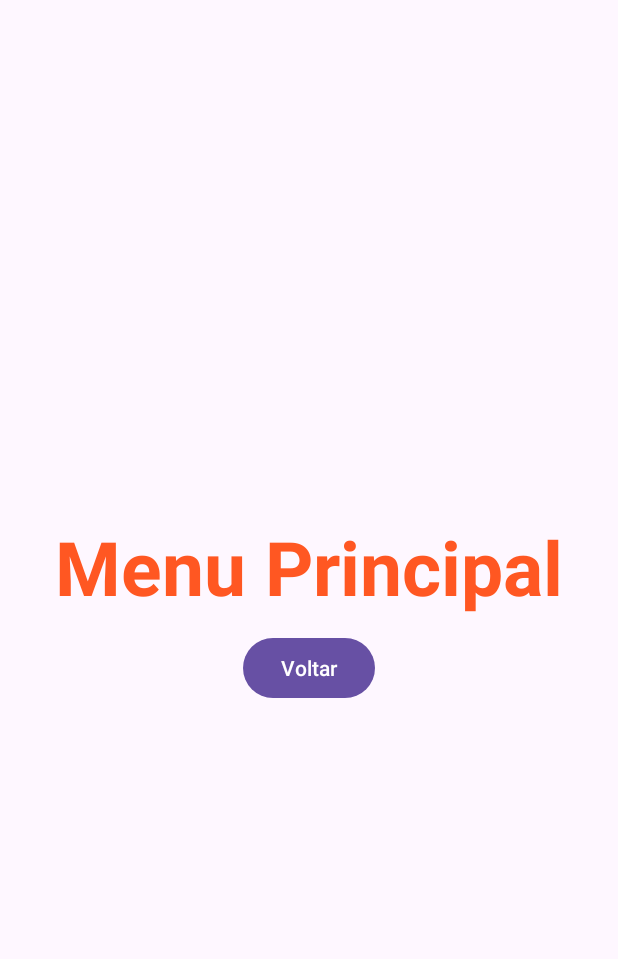
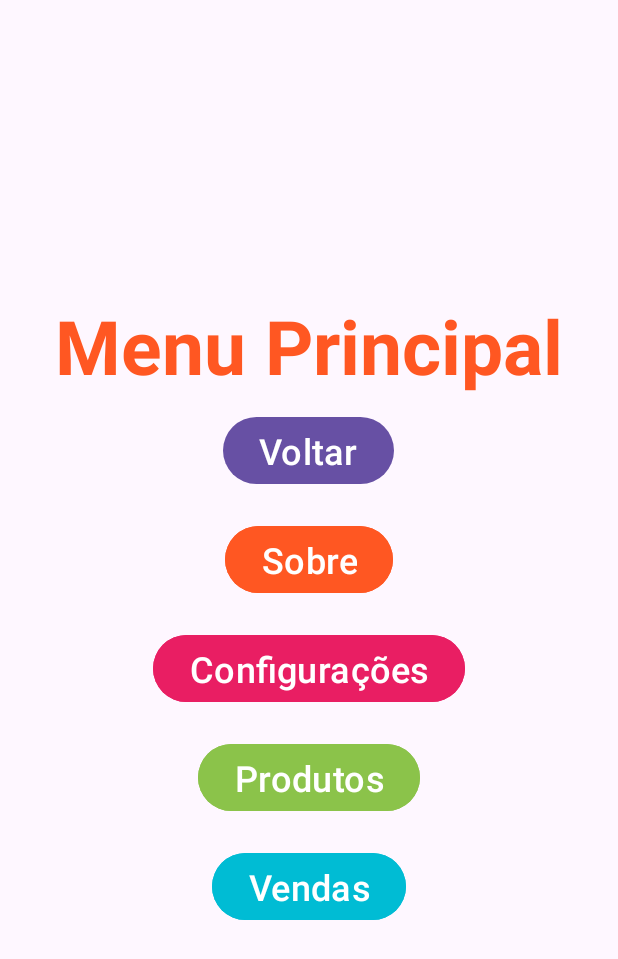
Before and after one commit to lndsilva/AppRotas, an Android app: the MenuPrincipalActivity screen opened directly, with no data from a screen before it, on a phone screen of 412 x 824 dp. Shown: the top 959 px of the screen. Run offline under Robolectric (Android 15) with nearby library versions, the phone set to English and light mode, and no system bars; 1 statement that could not run was skipped.

Commit message:
iteração entre janelas

```diff
--- a/app/src/main/res/layout/menu_principal_layout.xml
+++ b/app/src/main/res/layout/menu_principal_layout.xml
@@ -24,6 +24,47 @@
         android:layout_height="wrap_content"
         android:layout_gravity="center_horizontal"
         android:layout_margin="10dp"
-        android:text="Voltar" />
+        android:text="Voltar"
+        android:textSize="24sp" />
+
+    <Button
+        android:id="@+id/btnSobre"
+        android:layout_width="wrap_content"
+        android:layout_height="wrap_content"
+        android:layout_gravity="center_horizontal"
+        android:layout_margin="10dp"
+        android:backgroundTint="#FF5722"
+        android:text="Sobre"
+        android:textSize="24sp" />
+
+    <Button
+        android:id="@+id/btnConfiguracoes"
+        android:layout_width="wrap_content"
+        android:layout_height="wrap_content"
+        android:layout_gravity="center_horizontal"
+        android:layout_margin="10dp"
+        android:backgroundTint="#E91E63"
+        android:text="Configurações"
+        android:textSize="24sp" />
+
+    <Button
+        android:id="@+id/btnProdutos"
+        android:layout_width="wrap_content"
+        android:layout_height="wrap_content"
+        android:layout_gravity="center_horizontal"
+        android:layout_margin="10dp"
+        android:backgroundTint="#8BC34A"
+        android:text="Produtos"
+        android:textSize="24sp" />
+
+    <Button
+        android:id="@+id/btnVendas"
+        android:layout_width="wrap_content"
+        android:layout_height="wrap_content"
+        android:layout_gravity="center_horizontal"
+        android:layout_margin="10dp"
+        android:backgroundTint="#00BCD4"
+        android:text="Vendas"
+        android:textSize="24sp" />
 
 </LinearLayout>
```
Also changed, not shown: app/src/main/res/layout/configuracoes_layout.xml (+21 -2 lines), app/src/main/res/layout/fragment_first.xml (deleted, +0 -35 lines), app/src/main/res/layout/fragment_second.xml (deleted, +0 -35 lines), app/src/main/res/layout/produtos_layout.xml (+21 -2 lines), app/src/main/res/layout/sobre_layout.xml (+21 -2 lines), app/src/main/res/layout/vendas_layout.xml (+21 -2 lines).
